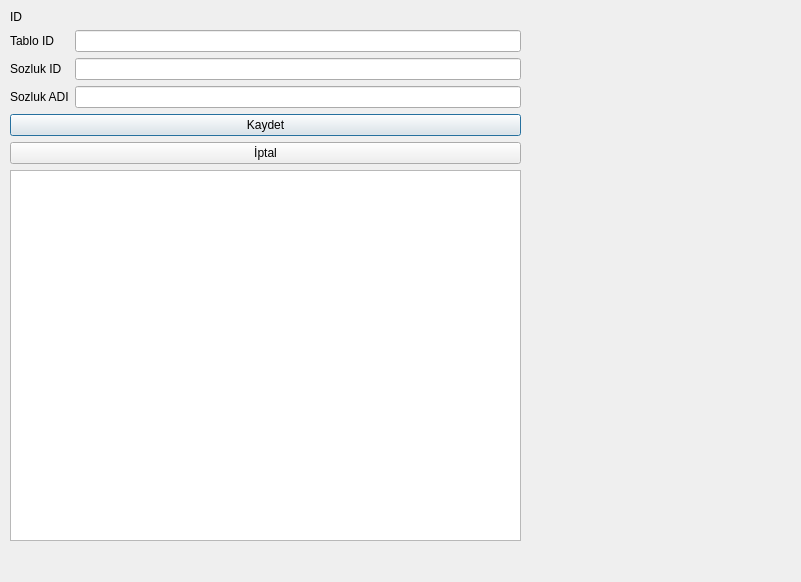
Above: sozluk.ui from kyener02/Python6Desktop_Devam_Odevi before the change. Below: the same form after it.
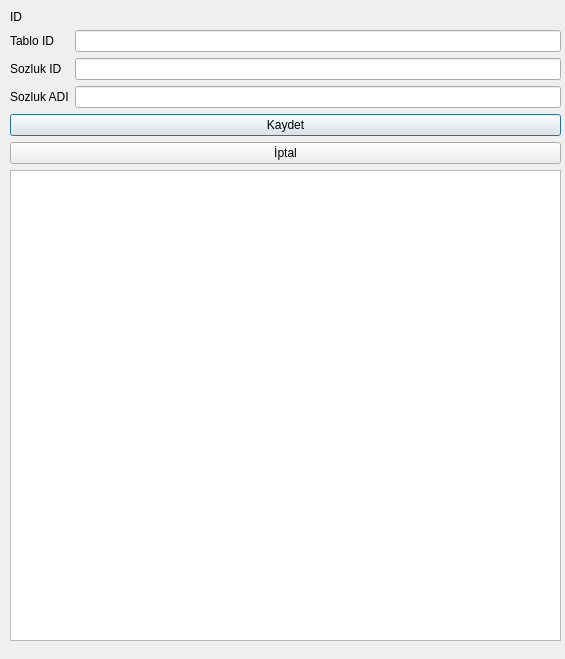
That is the form after the change.

Patch:
```diff
--- a/sozluk.ui
+++ b/sozluk.ui
@@ -6,8 +6,8 @@
    <rect>
     <x>0</x>
     <y>0</y>
-    <width>801</width>
-    <height>582</height>
+    <width>565</width>
+    <height>659</height>
    </rect>
   </property>
   <property name="windowTitle">
@@ -18,8 +18,8 @@
     <rect>
      <x>10</x>
      <y>10</y>
-     <width>511</width>
-     <height>531</height>
+     <width>551</width>
+     <height>631</height>
     </rect>
    </property>
    <layout class="QGridLayout" name="gridLayout" columnstretch="0,0">
```
